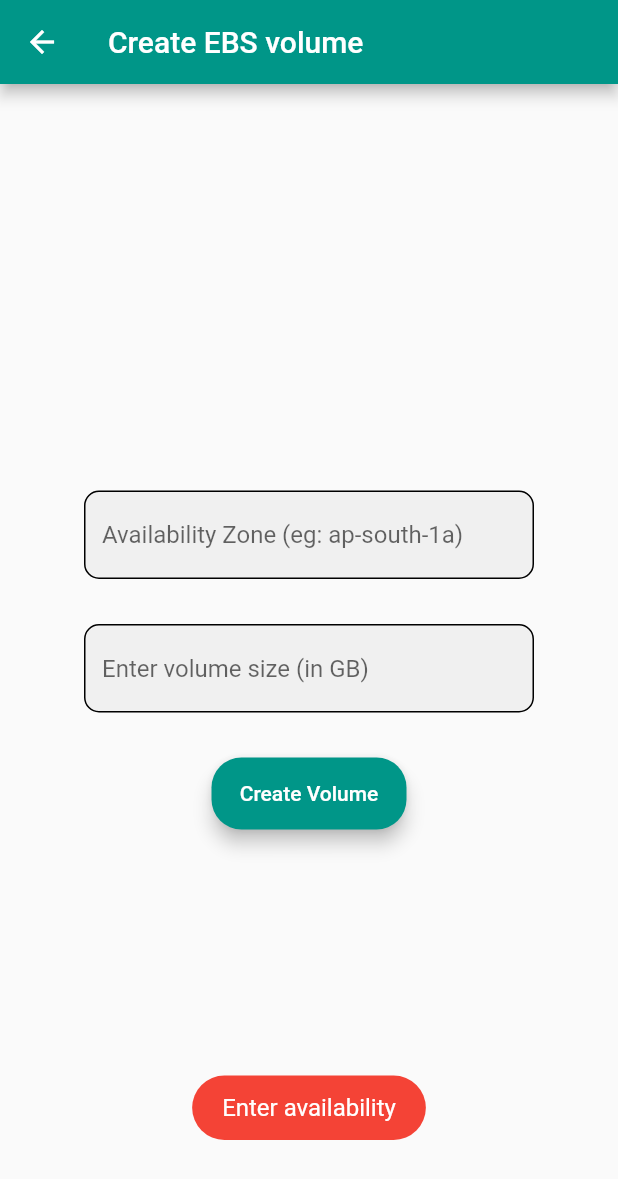
After one commit to snapsid/Developer-Assistant, a Flutter app: the EbsCreateVolume screen opened by its route, after a tap on "Create Volume", on a phone screen of 412 x 824 dp. The commit adds this screen. Shown: the top 1179 px of the screen. Run offline on Flutter 3.47's test engine with Material 2 defaults, Android fonts, the phone set to English and light mode, and no system bars; our stand-ins replace bubble, flutter_highlight, flutter_slidable, fluttertoast, modal_progress_hud; missing offline and left inert: code_text_field, highlight, vertical_card_pager.

Commit message:
creating ebs volume done

```diff
--- /dev/null
+++ b/app/developer_assistant/developer_assistant/lib/aws/ebscreatevolume.dart
@@ -0,0 +1,178 @@
+import 'package:developer_assistant/ip.dart';
+import 'package:flutter/material.dart';
+import 'package:fluttertoast/fluttertoast.dart';
+import 'package:modal_progress_hud/modal_progress_hud.dart';
+import 'package:http/http.dart' as http;
+
+class EbsCreateVolume extends StatefulWidget {
+  @override
+  _EbsCreateVolumeState createState() => _EbsCreateVolumeState();
+}
+
+class _EbsCreateVolumeState extends State<EbsCreateVolume> {
+  bool loading = false;
+  var zone = "";
+  var size = "";
+  String ip;
+
+  @override
+  void initState() {
+    ip = MyIp.ip_public;
+    // TODO: implement initState
+    super.initState();
+  }
+
+  myToast(mymsg, color) {
+    Fluttertoast.showToast(
+        msg: mymsg,
+        toastLength: Toast.LENGTH_LONG,
+        gravity: ToastGravity.BOTTOM,
+        timeInSecForIosWeb: 2,
+        backgroundColor: color,
+        textColor: Colors.white,
+        webPosition: "center",
+        fontSize: 16.0);
+  }
+
+  createVolume() async {
+    myToast('Creating Volume\nPlease Wait...', Colors.blue);
+    setState(() {
+      loading = true;
+    });
+    var url = Uri.parse(
+        'http://${ip}/cgi-bin/aws/awsservices/ebs/ebscreatevolume.py?x=$zone&y=$size');
+    try {
+      var response = await http.get(url, headers: {
+        "Accept": "application/json",
+        "Access-Control_Allow_Origin": "*"
+      });
+      var code = response.statusCode;
+      print(code);
+      if (code == 200) {
+        var body = await response.body;
+        print(body);
+        myToast(body, Colors.teal.shade300);
+        setState(() {
+          loading = false;
+        });
+        Navigator.pushNamedAndRemoveUntil(context, 'ebshome', (route) => false);
+      } else {
+        print('invalid IP');
+        myToast('Invalid IP', Colors.red.shade300);
+        setState(() {
+          loading = false;
+        });
+        Navigator.pushNamedAndRemoveUntil(context, 'ebshome', (route) => false);
+      }
+    } catch (e) {
+      print(e);
+      myToast('Server connection failed...', Colors.red.shade300);
+      setState(() {
+        loading = false;
+      });
+      Navigator.pushNamedAndRemoveUntil(context, 'ebshome', (route) => false);
+    }
+  }
+
+  onTextCheck() {
+    if (zone == "") {
+      myToast('Enter availability', Colors.red);
+    } else if (size == "") {
+      myToast('Enter size', Colors.red);
+    } else {
+      createVolume();
+    }
+  }
+
+  @override
+  Widget build(BuildContext context) {
+    return Scaffold(
+      appBar: AppBar(
+        title: Text('Create EBS volume'),
+        backgroundColor: Colors.teal,
+      ),
+      body: ModalProgressHUD(
+        inAsyncCall: loading,
+        progressIndicator: CircularProgressIndicator(
+          // backgroundColor: Colors.teal,
+          valueColor: AlwaysStoppedAnimation<Color>(Colors.teal),
+          strokeWidth: 6,
+        ),
+        child: Center(
+          child: Container(
+            width: 300,
+            child: Column(
+              mainAxisAlignment: MainAxisAlignment.center,
+              children: [
+                TextField(
+                  cursorColor: Colors.teal,
+                  onChanged: (value) {
+                    zone = value;
+                  },
+                  decoration: InputDecoration(
+                      focusedBorder: OutlineInputBorder(
+                        borderRadius: BorderRadius.circular(10),
+                        borderSide: BorderSide(color: Colors.teal.shade600),
+                      ),
+                      enabledBorder: OutlineInputBorder(
+                        borderRadius: BorderRadius.circular(10),
+                        borderSide: BorderSide(color: Colors.black),
+                      ),
+                      filled: true,
+                      hintText: "Availability Zone (eg: ap-south-1a)",
+                      border: OutlineInputBorder(
+                        borderSide: BorderSide(color: Colors.teal),
+                        borderRadius: BorderRadius.circular(10),
+                      )),
+                ),
+                SizedBox(
+                  height: 30,
+                ),
+                TextField(
+                  cursorColor: Colors.teal,
+                  onChanged: (value) {
+                    size = value;
+                  },
+                  decoration: InputDecoration(
+                      focusedBorder: OutlineInputBorder(
+                        borderRadius: BorderRadius.circular(10),
+                        borderSide: BorderSide(color: Colors.teal.shade600),
+                      ),
+                      enabledBorder: OutlineInputBorder(
+                        borderRadius: BorderRadius.circular(10),
+                        borderSide: BorderSide(color: Colors.black),
+                      ),
+                      filled: true,
+                      hintText: "Enter volume size (in GB)",
+                      border: OutlineInputBorder(
+                        borderSide: BorderSide(color: Colors.teal),
+                        borderRadius: BorderRadius.circular(10),
+                      )),
+                ),
+                SizedBox(
+                  height: 30,
+                ),
+                Material(
+                  borderRadius: BorderRadius.circular(20),
+                  color: Colors.teal,
+                  elevation: 5,
+                  child: MaterialButton(
+                    child: Text(
+                      'Create Volume',
+                      style: TextStyle(color: Colors.white),
+                    ),
+                    onPressed: () {
+                      onTextCheck();
+                    },
+                    minWidth: 130,
+                    height: 40,
+                  ),
+                ),
+              ],
+            ),
+          ),
+        ),
+      ),
+    );
+  }
+}
--- a/app/developer_assistant/developer_assistant/lib/aws/ebshome.dart
+++ b/app/developer_assistant/developer_assistant/lib/aws/ebshome.dart
@@ -108,7 +108,7 @@ class _EbsHomeState extends State<EbsHome> {
                         print(index);
                         if (index == 0) {
                           print('docker service');
-                          Navigator.pushNamed(context, 'dockerservice');
+                          Navigator.pushNamed(context, 'ebscreatevolume');
                         } else if (index == 1) {
                           Navigator.pushNamed(context, 'runcontainer');
                         }
--- a/app/developer_assistant/developer_assistant/lib/main.dart
+++ b/app/developer_assistant/developer_assistant/lib/main.dart
@@ -1,4 +1,5 @@
 import 'package:developer_assistant/aws/awshome.dart';
+import 'package:developer_assistant/aws/ebscreatevolume.dart';
 import 'package:developer_assistant/aws/ebshome.dart';
 import 'package:developer_assistant/c_code.dart';
 import 'package:developer_assistant/c_output.dart';
@@ -43,6 +44,7 @@ void main() {
       'dockerallcontainers': (context) => DockerAllContainers(),
       'awshome': (context) => MyAwsHome(),
       'ebshome': (context) => EbsHome(),
+      'ebscreatevolume': (context) => EbsCreateVolume(),
     },
   ));
 }
```
